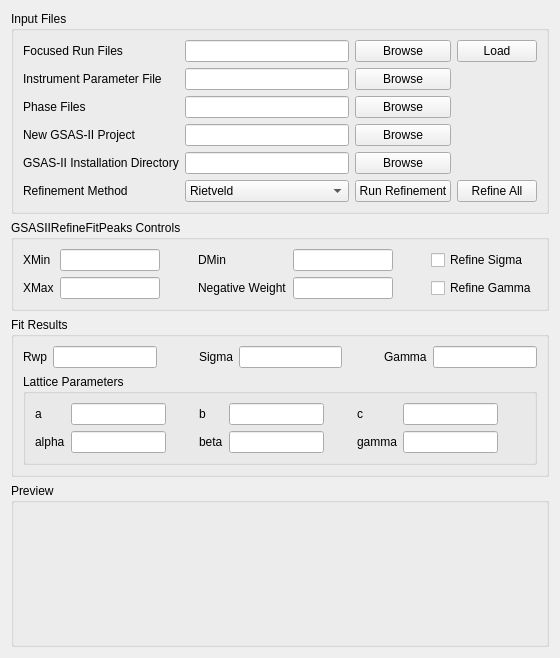
Above: qt/scientific_interfaces/EnggDiffraction/EnggDiffractionQtTabGSAS.ui from mantidproject/mantid before the change. Below: the same form after it.
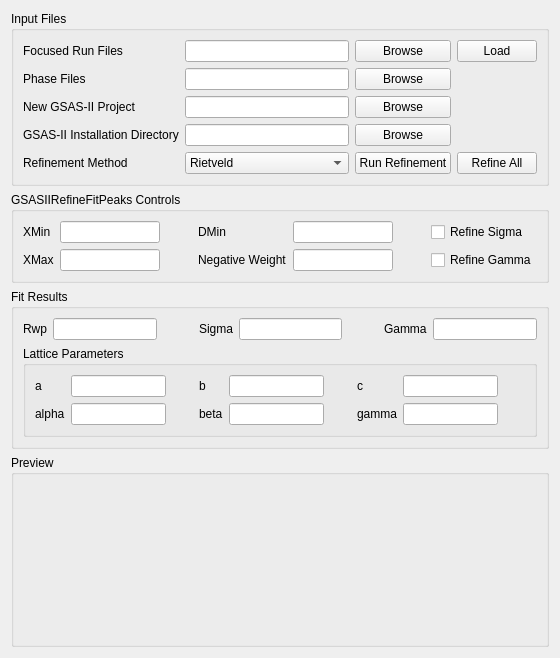
That is the form after the change.

Commit message: Read inst param file from calib settings

What changed in the file:
```diff
--- a/qt/scientific_interfaces/EnggDiffraction/EnggDiffractionQtTabGSAS.ui
+++ b/qt/scientific_interfaces/EnggDiffraction/EnggDiffractionQtTabGSAS.ui
@@ -32,27 +32,14 @@
       <string>Input Files</string>
      </property>
      <layout class="QGridLayout" name="gridLayout">
-      <item row="1" column="1">
-       <widget class="QLineEdit" name="lineEdit_instParamsFile"/>
-      </item>
-      <item row="4" column="2">
+      <item row="3" column="2">
        <widget class="QPushButton" name="pushButton_browseGSASHome">
         <property name="text">
          <string>Browse</string>
         </property>
        </widget>
       </item>
-      <item row="1" column="0">
-       <widget class="QLabel" name="label_instParamsFile">
-        <property name="toolTip">
-         <string>GSAS-style instrument file (extension *.prm)</string>
-        </property>
-        <property name="text">
-         <string>Instrument Parameter File</string>
-        </property>
-       </widget>
-      </item>
-      <item row="5" column="1">
+      <item row="4" column="1">
        <widget class="QComboBox" name="comboBox_refinementMethod">
         <item>
          <property name="text">
@@ -66,7 +53,7 @@
         </item>
        </widget>
       </item>
-      <item row="2" column="0">
+      <item row="1" column="0">
        <widget class="QLabel" name="label_phaseFiles">
         <property name="toolTip">
          <string>*.cif files containing the phases to refine</string>
@@ -83,7 +70,7 @@
         </property>
        </widget>
       </item>
-      <item row="4" column="0">
+      <item row="3" column="0">
        <widget class="QLabel" name="label_gsasHome">
         <property name="toolTip">
          <string>Directory containing GSAS-II installation. This directory must contain GSASIIscriptable.py</string>
@@ -93,14 +80,14 @@
         </property>
        </widget>
       </item>
-      <item row="3" column="2">
-       <widget class="QPushButton" name="pushButton_gsasProjPath">
-        <property name="text">
-         <string>Browse</string>
-        </property>
-       </widget>
-      </item>
       <item row="2" column="2">
+       <widget class="QPushButton" name="pushButton_gsasProjPath">
+        <property name="text">
+         <string>Browse</string>
+        </property>
+       </widget>
+      </item>
+      <item row="1" column="2">
        <widget class="QPushButton" name="pushButton_browsePhaseFiles">
         <property name="text">
          <string>Browse</string>
@@ -114,7 +101,7 @@
         </property>
        </widget>
       </item>
-      <item row="3" column="0">
+      <item row="2" column="0">
        <widget class="QLabel" name="label_gsasProjPath">
         <property name="toolTip">
          <string>&lt;html&gt;&lt;head/&gt;&lt;body&gt;&lt;p&gt;The name of a new *.gpx project to write refinement results out to. This can be opened and used for more complex refinements in GSAS-II.&lt;/p&gt;&lt;p&gt;Note, if refining more than one run, the run number and bank ID will be appended to this&lt;/p&gt;&lt;/body&gt;&lt;/html&gt;</string>
@@ -124,7 +111,7 @@
         </property>
        </widget>
       </item>
-      <item row="4" column="1">
+      <item row="3" column="1">
        <widget class="QLineEdit" name="lineEdit_gsasHome"/>
       </item>
       <item row="0" column="0">
@@ -137,23 +124,16 @@
         </property>
        </widget>
       </item>
-      <item row="3" column="1">
+      <item row="2" column="1">
        <widget class="QLineEdit" name="lineEdit_gsasProjPath"/>
       </item>
       <item row="0" column="1">
        <widget class="QLineEdit" name="lineEdit_runFile"/>
       </item>
-      <item row="2" column="1">
+      <item row="1" column="1">
        <widget class="QLineEdit" name="lineEdit_phaseFiles"/>
       </item>
-      <item row="1" column="2">
-       <widget class="QPushButton" name="pushButton_browseInstParams">
-        <property name="text">
-         <string>Browse</string>
-        </property>
-       </widget>
-      </item>
-      <item row="5" column="0">
+      <item row="4" column="0">
        <widget class="QLabel" name="label_refinementMethod">
         <property name="toolTip">
          <string>Rietveld or Pawley</string>
@@ -163,14 +143,14 @@
         </property>
        </widget>
       </item>
-      <item row="5" column="2">
+      <item row="4" column="2">
        <widget class="QPushButton" name="pushButton_doRefinement">
         <property name="text">
          <string>Run Refinement</string>
         </property>
        </widget>
       </item>
-      <item row="5" column="3">
+      <item row="4" column="3">
        <widget class="QPushButton" name="pushButton_refineAll">
         <property name="text">
          <string>Refine All</string>
```
The commit also changes 9 other files.
